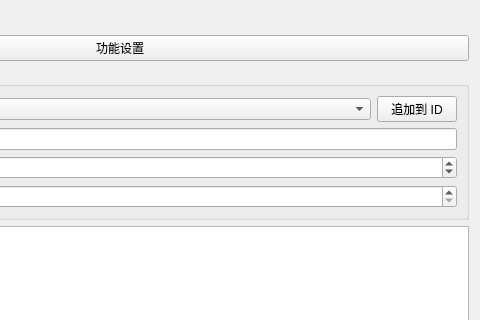
Qt form plugins/Base_Mesh/MeshEdgeControlWidget.ui (asd977/base_cae) before a commit; both pictures show x 240 to 720 and y 0 to 320 of the 720 by 520 pixel window.
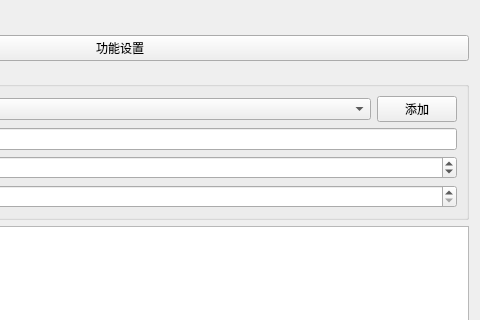
The same form after that commit. Custom widgets are drawn as their Qt base class.

Commit message: 更新代码

What changed in the file:
```diff
--- a/plugins/Base_Mesh/MeshEdgeControlWidget.ui
+++ b/plugins/Base_Mesh/MeshEdgeControlWidget.ui
@@ -114,7 +114,7 @@
            </sizepolicy>
           </property>
           <property name="text">
-           <string>追加到 ID</string>
+           <string>添加</string>
           </property>
          </widget>
         </item>
```
